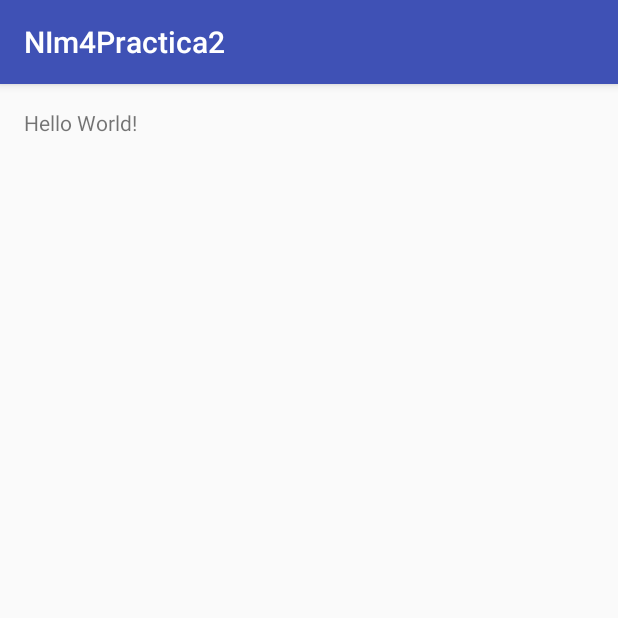
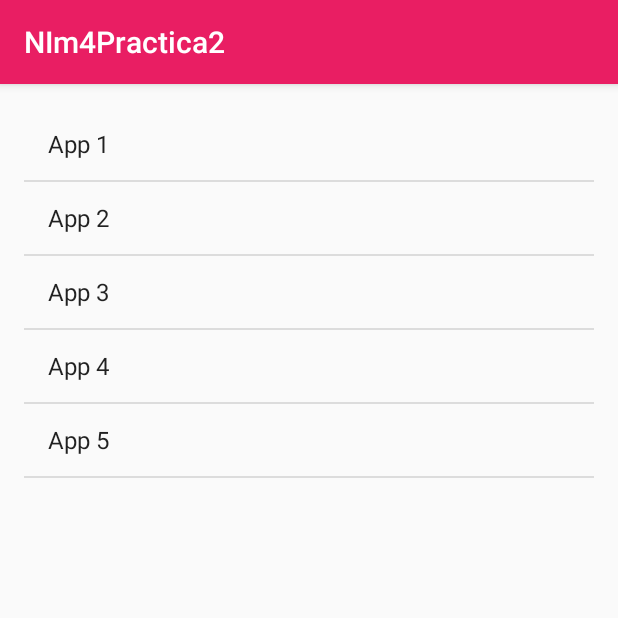
Before and after one commit to nitrogena/m4_practica2, an Android app: the screen it shows after launch (MainActivity), on a phone screen of 412 x 824 dp, the top half of it. Run offline under Robolectric (Android 15) with nearby library versions, the phone set to English and light mode, and no system bars.

Commit message:
colocando arreglo de strings y refreshing

```diff
--- a/app/build.gradle
+++ b/app/build.gradle
@@ -23,4 +23,5 @@ dependencies {
     compile fileTree(dir: 'libs', include: ['*.jar'])
     testCompile 'junit:junit:4.12'
     compile 'com.android.support:appcompat-v7:24.0.0'
+
 }
--- a/app/src/main/AndroidManifest.xml
+++ b/app/src/main/AndroidManifest.xml
@@ -15,6 +15,7 @@
                 <category android:name="android.intent.category.LAUNCHER" />
             </intent-filter>
         </activity>
+        <activity android:name=".RegistroActivity"></activity>
     </application>
 
 </manifest>
--- a/app/src/main/java/mx/nitrogena/dadm/mod4/nim4practica2/MainActivity.java
+++ b/app/src/main/java/mx/nitrogena/dadm/mod4/nim4practica2/MainActivity.java
@@ -1,13 +1,44 @@
 package mx.nitrogena.dadm.mod4.nim4practica2;
 
+import android.support.v4.widget.SwipeRefreshLayout;
 import android.support.v7.app.AppCompatActivity;
 import android.os.Bundle;
+import android.util.Log;
+import android.widget.Adapter;
+import android.widget.ArrayAdapter;
+import android.widget.ListView;
 
 public class MainActivity extends AppCompatActivity {
+
+    SwipeRefreshLayout srl;
+    ListView lvApp;
+    Adapter adaptador;
 
     @Override
     protected void onCreate(Bundle savedInstanceState) {
         super.onCreate(savedInstanceState);
         setContentView(R.layout.activity_main);
+
+        Log.i("hola", "clic en algun lugar");
+
+        srl = (SwipeRefreshLayout) findViewById(R.id.amain_srl);
+
+        lvApp = (ListView) findViewById(R.id.amain_lv_app);
+        String[] arrApp = getResources().getStringArray(R.array.apps);
+        lvApp.setAdapter(new ArrayAdapter<>(this, android.R.layout.simple_list_item_1, arrApp));
+
+        srl.setOnRefreshListener(new SwipeRefreshLayout.OnRefreshListener() {
+            @Override
+            public void onRefresh() {
+                refrescarContenido();
+            }
+        });
+
+    }
+
+    public void refrescarContenido(){
+        String[] arrApp = getResources().getStringArray(R.array.apps);
+        lvApp.setAdapter(new ArrayAdapter<>(this, android.R.layout.simple_list_item_1, arrApp));
+        srl.setRefreshing(false);
     }
 }
--- a/app/src/main/res/layout/activity_main.xml
+++ b/app/src/main/res/layout/activity_main.xml
@@ -9,8 +9,26 @@
     android:paddingTop="@dimen/activity_vertical_margin"
     tools:context="mx.nitrogena.dadm.mod4.nim4practica2.MainActivity">
 
+    <android.support.v4.widget.SwipeRefreshLayout
+        android:id="@+id/amain_srl"
+        android:layout_width="match_parent"
+        android:layout_height="wrap_content">
+        <ListView
+            android:id="@+id/amain_lv_app"
+            android:layout_width="match_parent"
+            android:layout_height="wrap_content">
+
+        </ListView>
+    </android.support.v4.widget.SwipeRefreshLayout>
+
+
+
     <TextView
         android:layout_width="wrap_content"
         android:layout_height="wrap_content"
-        android:text="Hello World!" />
+        android:id="@+id/amain_tv_mensaje"
+        android:text="Hello World!"
+        android:layout_below="@+id/amain_srl"/>
+
+
 </RelativeLayout>
--- a/app/src/main/res/values/colors.xml
+++ b/app/src/main/res/values/colors.xml
@@ -1,6 +1,12 @@
 <?xml version="1.0" encoding="utf-8"?>
 <resources>
-    <color name="colorPrimary">#3F51B5</color>
-    <color name="colorPrimaryDark">#303F9F</color>
-    <color name="colorAccent">#FF4081</color>
+    <color name="colorPrimary">#E91E63</color>
+    <color name="colorPrimaryDark">#C2185B</color>
+    <color name="colorAccent">#4CAF50</color>
+
+    <color name="colorPrimaryLight">#F8BBD0</color>
+    <color name="colorPrimaryText">#212121</color>
+    <color name="colorSecondaryText">#727272</color>
+    <color name="colorIcons">#FFFFFF</color>
+    <color name="colorDivider">#B6B6B6</color>
 </resources>
--- a/app/src/main/res/values/strings.xml
+++ b/app/src/main/res/values/strings.xml
@@ -1,3 +1,11 @@
 <resources>
     <string name="app_name">NIm4Practica2</string>
+    <string name="aregistro_btn_registrar">Registrar</string>
+    <string-array name="apps">
+        <item>App 1</item>
+        <item>App 2 </item>
+        <item>App 3</item>
+        <item>App 4</item>
+        <item>App 5</item>
+    </string-array>
 </resources>
--- a/app/src/main/res/values/styles.xml
+++ b/app/src/main/res/values/styles.xml
@@ -8,4 +8,6 @@
         <item name="colorAccent">@color/colorAccent</item>
     </style>
 
+
+
 </resources>
```
Also changed, not shown: app/src/main/java/mx/nitrogena/dadm/mod4/nim4practica2/RegistroActivity.java (added, +13 -0 lines), app/src/main/res/layout/activity_registro.xml (added, +18 -0 lines), app/src/main/res/values-v21/styles.xml (added, +10 -0 lines).
